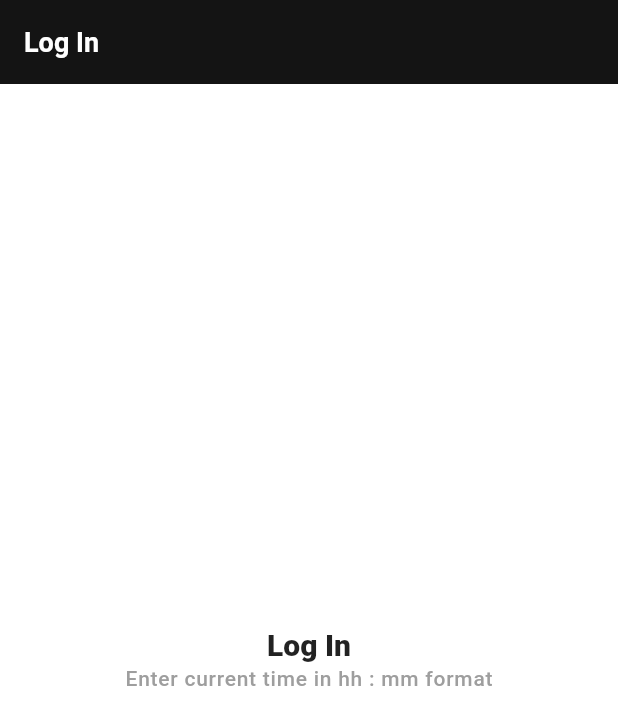
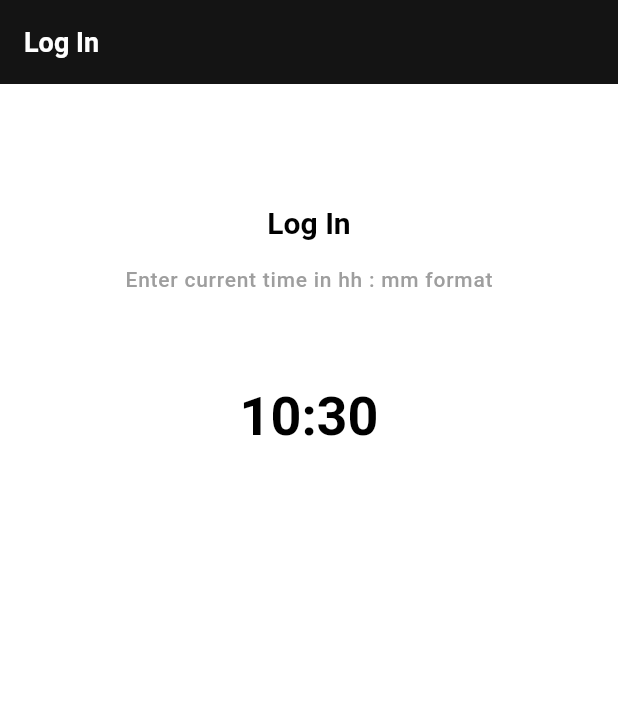
Before and after one commit to Artem-Neludimi/test_task_make_it, a Flutter app: the screen it shows after launch, on a phone screen of 412 x 824 dp. Shown: the top 725 px of the screen. Run offline on Flutter 3.47's test engine with Material 3 defaults, Android fonts, the phone set to English and light mode, and no system bars; our stand-ins replace flutter_bloc, go_router.

Commit message:
auth timer

```diff
--- a/lib/core/theme/theme.dart
+++ b/lib/core/theme/theme.dart
@@ -97,6 +97,13 @@ TextTheme _getTextTheme(ColorScheme colorScheme) {
       fontSize: 12,
       color: labelColor,
     ),
+
+    // Display
+    displayLarge: TextStyle(),
+    displayMedium: TextStyle(),
+    displaySmall: TextStyle(
+      fontWeight: FontWeight.bold,
+    ),
   );
 
   return textTheme;
--- /dev/null
+++ b/lib/features/auth/logic/auth_timer/auth_timer_bloc.dart
@@ -0,0 +1,27 @@
+import 'dart:async';
+
+import 'package:meta/meta.dart';
+
+import 'package:flutter_bloc/flutter_bloc.dart';
+
+part 'auth_timer_event.dart';
+
+class AuthTimerBloc extends Bloc<AuthTimerEvent, String> {
+  AuthTimerBloc() : super('${DateTime.now().hour}:${DateTime.now().minute}') {
+    on<AuthTimerEvent>(
+      (event, emit) => switch (event) {
+        AuthTimerEventStart() => _onTimerStart(emit),
+      },
+    );
+  }
+
+  final Stream<DateTime> _timer = Stream.periodic(const Duration(milliseconds: 250), (i) {
+    return DateTime.now();
+  });
+
+  Future<void> _onTimerStart(Emitter<String> emit) async {
+    await emit.forEach(_timer, onData: (data) {
+      return '${data.hour}:${data.minute}';
+    });
+  }
+}
--- /dev/null
+++ b/lib/features/auth/logic/auth_timer/auth_timer_event.dart
@@ -0,0 +1,10 @@
+part of 'auth_timer_bloc.dart';
+
+@immutable
+sealed class AuthTimerEvent {
+  const AuthTimerEvent();
+}
+
+class AuthTimerEventStart extends AuthTimerEvent {
+  const AuthTimerEventStart();
+}
--- a/lib/features/auth/presentation/login_screen.dart
+++ b/lib/features/auth/presentation/login_screen.dart
@@ -1,31 +1,69 @@
 import 'package:flutter/material.dart';
+import 'package:flutter_bloc/flutter_bloc.dart';
 import 'package:test_task_make_it/core/extensions/context_extensions.dart';
 import 'package:test_task_make_it/core/extensions/string_extensions.dart';
+import 'package:test_task_make_it/features/auth/logic/auth_timer/auth_timer_bloc.dart';
 
-class LoginScreen extends StatefulWidget {
+class LoginScreen extends StatelessWidget {
   const LoginScreen({super.key});
 
   @override
-  State<LoginScreen> createState() => _LoginScreenState();
-}
-
-class _LoginScreenState extends State<LoginScreen> {
-  @override
   Widget build(BuildContext context) {
-    return Scaffold(
-      appBar: AppBar(
-        backgroundColor: Theme.of(context).colorScheme.inversePrimary,
-        title: Text('Log In'.hardcoded()),
-      ),
-      body: Center(
-        child: Column(
-          mainAxisAlignment: MainAxisAlignment.center,
-          children: [
-            Text('Log In'.hardcoded(), style: context.textTheme.headlineMedium),
-            Text('Enter current time in hh : mm format'.hardcoded(), style: context.textTheme.labelMedium),
-          ],
+    return BlocProvider(
+      create: (context) => AuthTimerBloc(),
+      child: Scaffold(
+        appBar: AppBar(
+          backgroundColor: Theme.of(context).colorScheme.inversePrimary,
+          title: Text('Log In'.hardcoded()),
         ),
+        body: const _Body(),
       ),
     );
   }
 }
+
+class _Body extends StatelessWidget {
+  const _Body({
+    super.key,
+  });
+
+  @override
+  Widget build(BuildContext context) {
+    return Center(
+      child: Column(
+        children: [
+          const SizedBox(height: 80),
+          Text('Log In'.hardcoded(), style: context.textTheme.titleLarge),
+          const SizedBox(height: 16),
+          Text('Enter current time in hh : mm format'.hardcoded(), style: context.textTheme.labelMedium),
+          const SizedBox(height: 60),
+          const _CurrentTime()
+        ],
+      ),
+    );
+  }
+}
+
+class _CurrentTime extends StatefulWidget {
+  const _CurrentTime();
+
+  @override
+  State<_CurrentTime> createState() => _CurrentTimeState();
+}
+
+class _CurrentTimeState extends State<_CurrentTime> {
+  @override
+  void initState() {
+    context.read<AuthTimerBloc>().add(const AuthTimerEventStart());
+    super.initState();
+  }
+
+  @override
+  Widget build(BuildContext context) {
+    return BlocBuilder<AuthTimerBloc, String>(
+      builder: (context, state) {
+        return Text(state, style: context.textTheme.displaySmall);
+      },
+    );
+  }
+}
--- a/pubspec.yaml
+++ b/pubspec.yaml
@@ -36,6 +36,8 @@ dependencies:
   # Use with the CupertinoIcons class for iOS style icons.
   cupertino_icons: ^1.0.2
   go_router: ^13.0.1
+  flutter_bloc: ^8.1.3
+  meta: ^1.10.0
 
 dev_dependencies:
   flutter_test:
```
Also changed, not shown: pubspec.lock, 2 other files.
